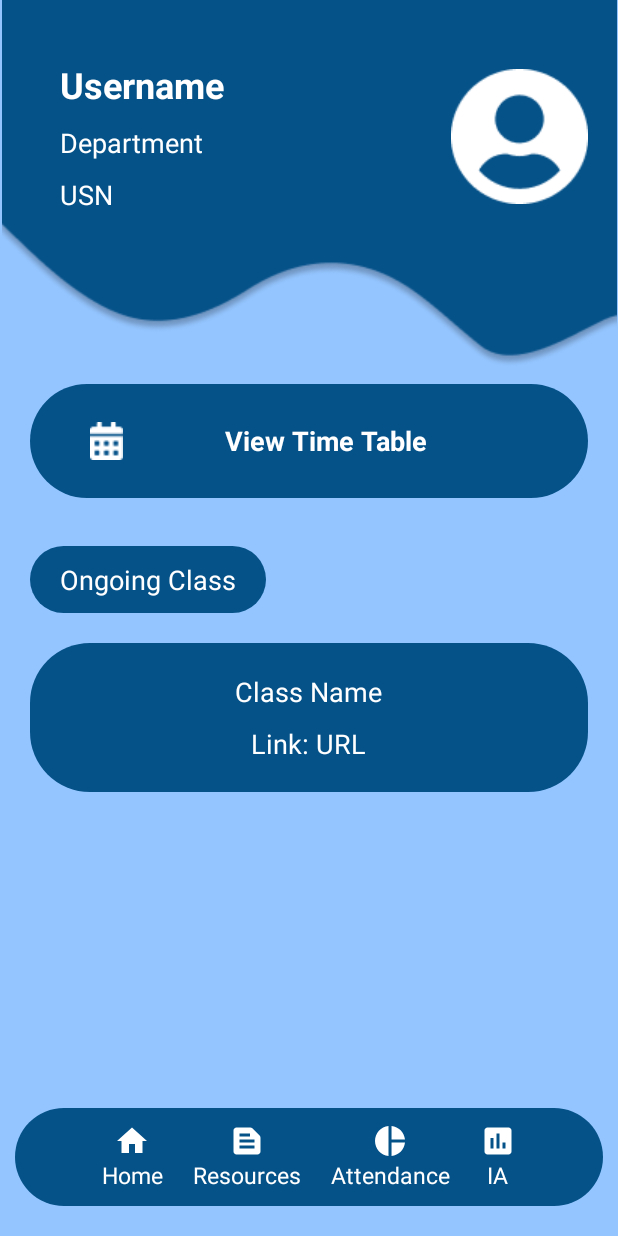
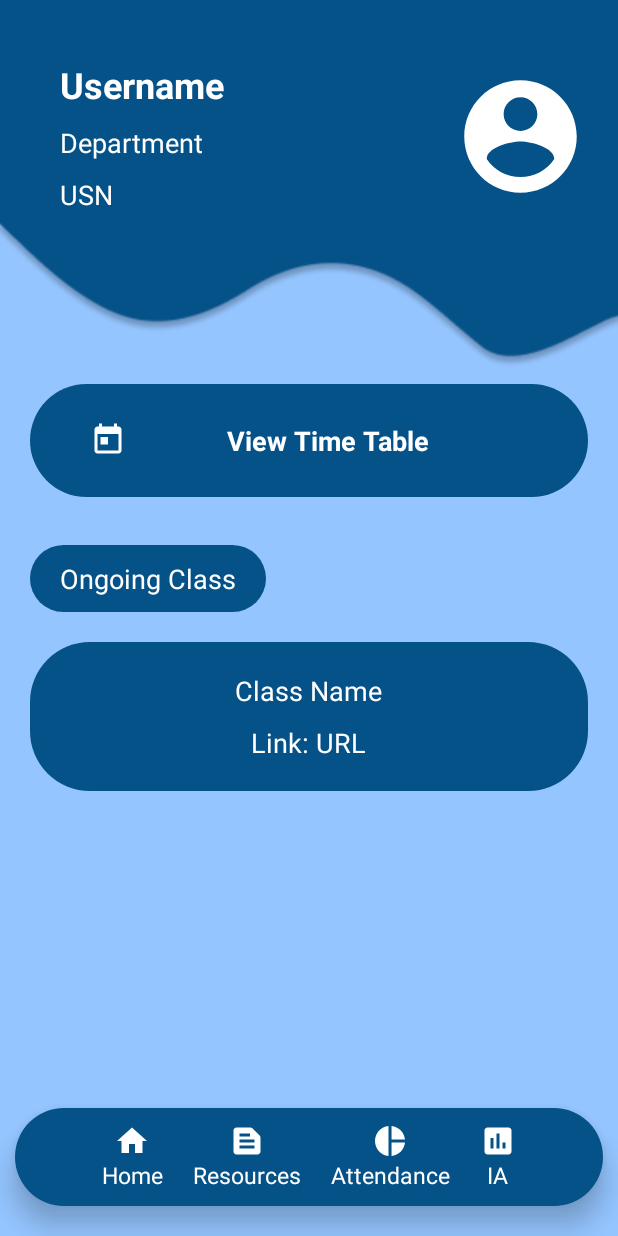
Before and after one commit to MirzaG9498/DroidAssist, an Android app: the HomeActivity screen opened directly, with no data from a screen before it, on a phone screen of 412 x 824 dp. Run offline under Robolectric (Android 15) with nearby library versions, the phone set to English and light mode, and no system bars; our stand-ins replace Firebase (no records; nobody signed in at launch, a user with empty details on screens opened directly); 1 statement that could not run was skipped.

```diff
--- /dev/null
+++ b/app/src/main/res/drawable/timetable_icon.xml
@@ -0,0 +1,5 @@
+<vector android:height="24dp" android:tint="#FFFFFF"
+    android:viewportHeight="24" android:viewportWidth="24"
+    android:width="24dp" xmlns:android="http://schemas.android.com/apk/res/android">
+    <path android:fillColor="@android:color/white" android:pathData="M19,3h-1L18,1h-2v2L8,3L8,1L6,1v2L5,3c-1.11,0 -1.99,0.9 -1.99,2L3,19c0,1.1 0.89,2 2,2h14c1.1,0 2,-0.9 2,-2L21,5c0,-1.1 -0.9,-2 -2,-2zM19,19L5,19L5,8h14v11zM7,10h5v5L7,15z"/>
+</vector>
--- /dev/null
+++ b/app/src/main/res/drawable/user_profile.xml
@@ -0,0 +1,5 @@
+<vector android:height="90dp" android:tint="#FFFFFF"
+    android:viewportHeight="24" android:viewportWidth="24"
+    android:width="90dp" xmlns:android="http://schemas.android.com/apk/res/android">
+    <path android:fillColor="@android:color/white" android:pathData="M12,2C6.48,2 2,6.48 2,12s4.48,10 10,10 10,-4.48 10,-10S17.52,2 12,2zM12,5c1.66,0 3,1.34 3,3s-1.34,3 -3,3 -3,-1.34 -3,-3 1.34,-3 3,-3zM12,19.2c-2.5,0 -4.71,-1.28 -6,-3.22 0.03,-1.99 4,-3.08 6,-3.08 1.99,0 5.97,1.09 6,3.08 -1.29,1.94 -3.5,3.22 -6,3.22z"/>
+</vector>
--- a/app/src/main/res/layout/activity_home.xml
+++ b/app/src/main/res/layout/activity_home.xml
@@ -14,6 +14,7 @@
         android:layout_height="wrap_content"
         app:layout_constraintStart_toStartOf="parent"
         app:layout_constraintTop_toTopOf="parent"
+        android:scaleType="centerCrop"
         android:src="@drawable/home_wave"/>
 
     <LinearLayout
@@ -67,7 +68,7 @@
             android:layout_width="wrap_content"
             android:layout_height="wrap_content"
             android:layout_gravity="center"
-            android:src="@drawable/home_user_image"
+            android:src="@drawable/user_profile"
             android:contentDescription="User Image" />
 
     </LinearLayout>
@@ -85,14 +86,14 @@
         android:paddingEnd="40dp"
         android:layout_width="match_parent"
         android:layout_height="wrap_content"
-        android:drawableLeft="@drawable/timetable_icon"
         android:background="@drawable/navbar_rect"
         android:text="View Time Table"
         android:textAlignment="center"
         android:textColor="@color/white"
         android:textStyle="bold"
         android:textAllCaps="false"
-        android:textSize="18sp"/>
+        android:textSize="18sp"
+        app:drawableLeftCompat="@drawable/timetable_icon" />
 
     <TextView
         android:id="@+id/ongoingClassText"
@@ -161,6 +162,7 @@
         android:layout_marginEnd="10dp"
         android:layout_marginBottom="20dp"
         android:padding="10dp"
+        android:elevation="10dp"
         android:layout_height="wrap_content">
 
         <LinearLayout
```
Also changed, not shown: app/src/main/res/drawable/home_user_image.png (deleted), app/src/main/res/drawable/timetable_icon.png (deleted).
